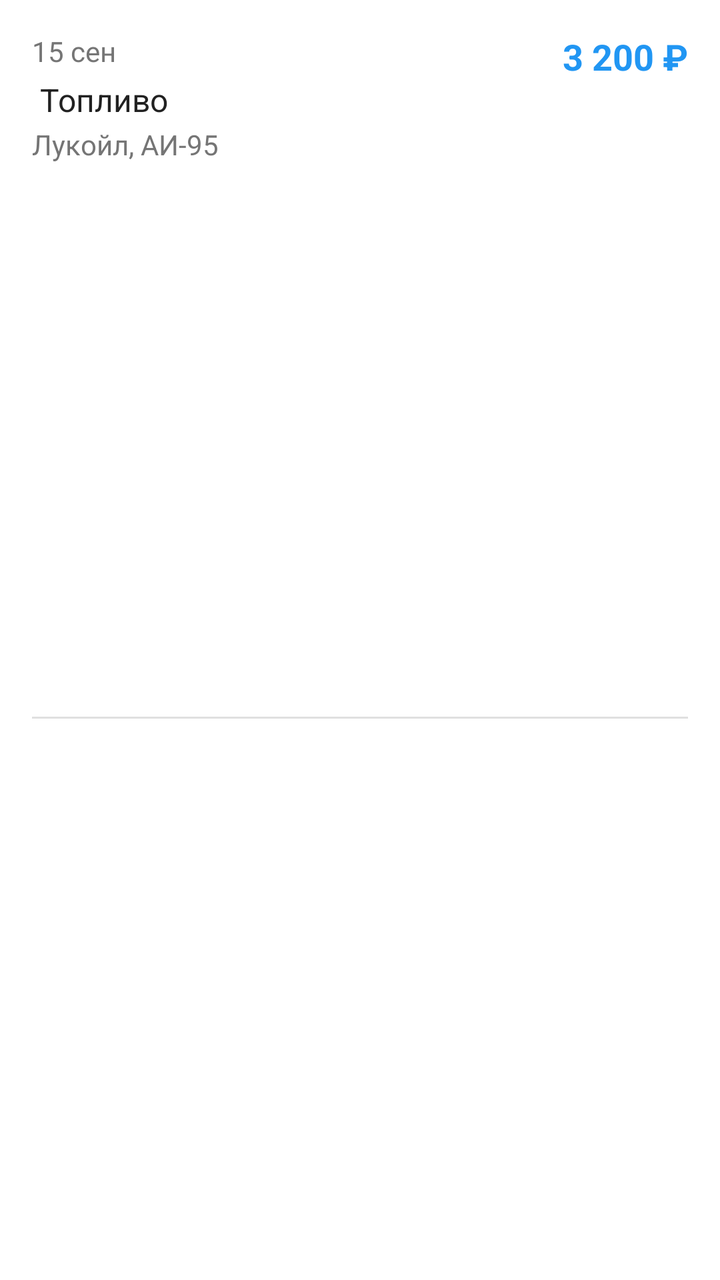
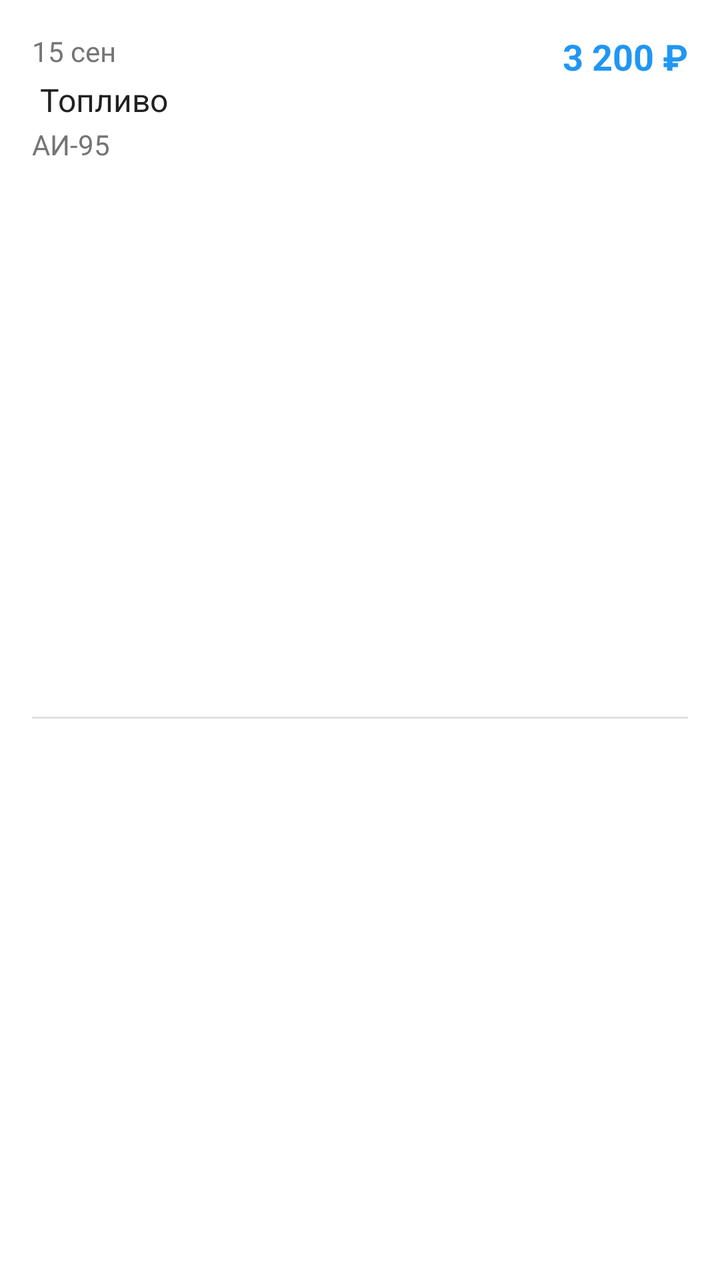

Two renders of the same Android screen: before a commit and after it. Below are the layout's source before the change and the commit's diff.
<!-- AndroidManifest.xml: application theme Theme.MaterialComponents.Light.NoActionBar -->
<!-- res/layout/item_expense.xml -->
<?xml version="1.0" encoding="utf-8"?>
<androidx.constraintlayout.widget.ConstraintLayout
    xmlns:android="http://schemas.android.com/apk/res/android"
    xmlns:app="http://schemas.android.com/apk/res-auto"
    android:layout_width="match_parent"
    android:layout_height="wrap_content"
    android:padding="16dp"
    android:background="?attr/selectableItemBackground">

    <TextView
        android:id="@+id/dateTextView"
        android:layout_width="wrap_content"
        android:layout_height="wrap_content"
        android:text="15 сен"
        android:textSize="14sp"
        android:textColor="@color/text_secondary"
        app:layout_constraintStart_toStartOf="parent"
        app:layout_constraintTop_toTopOf="parent"/>

    <LinearLayout
        android:id="@+id/categoryLayout"
        android:layout_width="0dp"
        android:layout_height="wrap_content"
        android:orientation="horizontal"
        android:gravity="center_vertical"
        app:layout_constraintEnd_toStartOf="@id/amountTextView"
        app:layout_constraintStart_toStartOf="@id/dateTextView"
        app:layout_constraintTop_toBottomOf="@id/dateTextView"
        android:layout_marginTop="4dp">

        <TextView
            android:id="@+id/categoryIconTextView"
            android:layout_width="wrap_content"
            android:layout_height="wrap_content"
            android:textSize="16sp"
            android:layout_marginEnd="4dp"/>

        <TextView
            android:id="@+id/categoryTextView"
            android:layout_width="wrap_content"
            android:layout_height="wrap_content"
            android:text="Топливо"
            android:textSize="16sp"
            android:textColor="@color/text_primary"/>

    </LinearLayout>

    <TextView
        android:id="@+id/amountTextView"
        android:layout_width="wrap_content"
        android:layout_height="wrap_content"
        android:text="3 200 ₽"
        android:textSize="18sp"
        android:textStyle="bold"
        android:textColor="@color/primary"
        app:layout_constraintEnd_toEndOf="parent"
        app:layout_constraintTop_toTopOf="parent"/>

    <TextView
        android:id="@+id/commentTextView"
        android:layout_width="0dp"
        android:layout_height="wrap_content"
        android:text="Лукойл, АИ-95"
        android:textSize="14sp"
        android:textColor="@color/text_secondary"
        android:maxLines="1"
        android:ellipsize="end"
        app:layout_constraintEnd_toEndOf="@id/categoryLayout"
        app:layout_constraintStart_toStartOf="@id/categoryLayout"
        app:layout_constraintTop_toBottomOf="@id/categoryLayout"
        android:layout_marginTop="2dp"/>

    <View
        android:layout_width="match_parent"
        android:layout_height="1dp"
        android:background="@color/divider"
        app:layout_constraintBottom_toBottomOf="parent"
        app:layout_constraintEnd_toEndOf="parent"
        app:layout_constraintStart_toStartOf="parent"
        app:layout_constraintTop_toBottomOf="@id/commentTextView"
        android:layout_marginTop="12dp"/>

</androidx.constraintlayout.widget.ConstraintLayout>
<!-- resources referenced by this layout -->
<resources>
  <color name="divider">#E0E0E0</color>
  <color name="primary">#2196F3</color>
  <color name="text_primary">#212121</color>
  <color name="text_secondary">#757575</color>
</resources>

<!-- the commit's change to res/layout/item_expense.xml (unified diff, before → after) -->
@@ -60,10 +60,10 @@
         android:id="@+id/commentTextView"
         android:layout_width="0dp"
         android:layout_height="wrap_content"
-        android:text="Лукойл, АИ-95"
         android:textSize="14sp"
         android:textColor="@color/text_secondary"
         android:maxLines="1"
+        android:text="АИ-95"
         android:ellipsize="end"
         app:layout_constraintEnd_toEndOf="@id/categoryLayout"
         app:layout_constraintStart_toStartOf="@id/categoryLayout"
